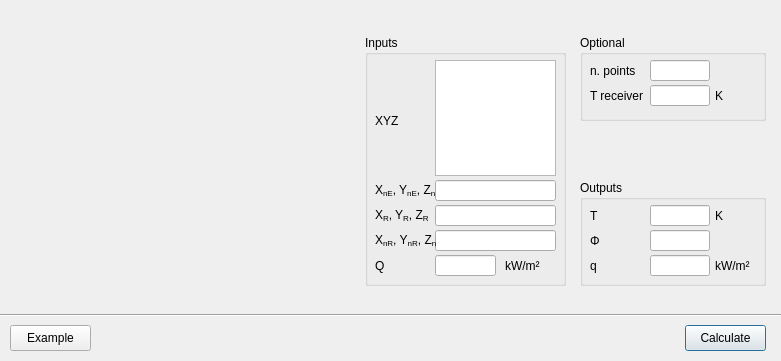
fsepy/fseutil, file fseutil/gui/layout/ui/dialog_0405_thermal_radiation_extreme.ui: the form before one commit.
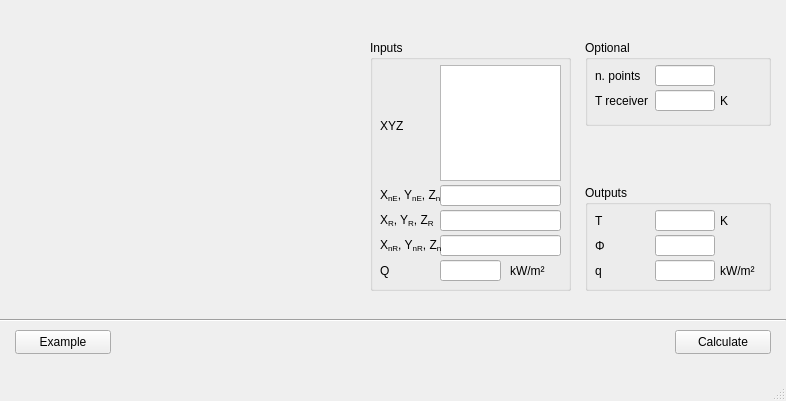
The form after the commit. Icons and pictures are not drawn.

Commit message: Updated tip text and converted all dialogs to mainwindows.

```diff
--- a/fseutil/gui/layout/ui/dialog_0405_thermal_radiation_extreme.ui
+++ b/fseutil/gui/layout/ui/dialog_0405_thermal_radiation_extreme.ui
@@ -1,248 +1,37 @@
 <?xml version="1.0" encoding="UTF-8"?>
 <ui version="4.0">
- <class>Dialog</class>
- <widget class="QDialog" name="Dialog">
+ <class>MainWindow</class>
+ <widget class="QMainWindow" name="MainWindow">
   <property name="geometry">
    <rect>
     <x>0</x>
     <y>0</y>
-    <width>781</width>
-    <height>361</height>
+    <width>786</width>
+    <height>401</height>
    </rect>
   </property>
   <property name="windowTitle">
    <string>BR 187 Thermal Radiation Calculation (Parallel Complex)</string>
   </property>
-  <widget class="QGroupBox" name="groupBox_2">
+  <widget class="QWidget" name="centralwidget">
+   <widget class="Line" name="line">
    <property name="geometry">
     <rect>
-     <x>580</x>
-     <y>180</y>
-     <width>186</width>
-     <height>106</height>
-    </rect>
-   </property>
-   <property name="title">
-    <string>Outputs</string>
-   </property>
-   <widget class="QLineEdit" name="lineEdit_out_Phi">
-    <property name="geometry">
-     <rect>
-      <x>70</x>
-      <y>50</y>
-      <width>60</width>
+      <x>0</x>
+      <y>310</y>
+      <width>786</width>
       <height>21</height>
      </rect>
     </property>
-    <property name="sizePolicy">
-     <sizepolicy hsizetype="Fixed" vsizetype="Fixed">
-      <horstretch>0</horstretch>
-      <verstretch>0</verstretch>
-     </sizepolicy>
+    <property name="orientation">
+     <enum>Qt::Horizontal</enum>
     </property>
-    <property name="minimumSize">
-     <size>
-      <width>0</width>
-      <height>0</height>
-     </size>
-    </property>
-    <property name="maximumSize">
-     <size>
-      <width>60</width>
-      <height>16777215</height>
-     </size>
-    </property>
-   </widget>
-   <widget class="QLineEdit" name="lineEdit_out_q">
-    <property name="geometry">
-     <rect>
-      <x>70</x>
-      <y>75</y>
-      <width>60</width>
-      <height>21</height>
-     </rect>
-    </property>
-    <property name="sizePolicy">
-     <sizepolicy hsizetype="Fixed" vsizetype="Fixed">
-      <horstretch>0</horstretch>
-      <verstretch>0</verstretch>
-     </sizepolicy>
-    </property>
-    <property name="minimumSize">
-     <size>
-      <width>0</width>
-      <height>0</height>
-     </size>
-    </property>
-    <property name="maximumSize">
-     <size>
-      <width>60</width>
-      <height>16777215</height>
-     </size>
-    </property>
-   </widget>
-   <widget class="QLabel" name="label_11">
-    <property name="geometry">
-     <rect>
-      <x>10</x>
-      <y>50</y>
-      <width>40</width>
-      <height>21</height>
-     </rect>
-    </property>
-    <property name="sizePolicy">
-     <sizepolicy hsizetype="Fixed" vsizetype="Fixed">
-      <horstretch>0</horstretch>
-      <verstretch>0</verstretch>
-     </sizepolicy>
-    </property>
-    <property name="minimumSize">
-     <size>
-      <width>40</width>
-      <height>0</height>
-     </size>
-    </property>
-    <property name="maximumSize">
-     <size>
-      <width>40</width>
-      <height>16777215</height>
-     </size>
-    </property>
-    <property name="toolTip">
-     <string>Solved view factor</string>
-    </property>
-    <property name="text">
-     <string>Φ</string>
-    </property>
-   </widget>
-   <widget class="QLabel" name="label_12">
-    <property name="geometry">
-     <rect>
-      <x>10</x>
-      <y>75</y>
-      <width>40</width>
-      <height>21</height>
-     </rect>
-    </property>
-    <property name="sizePolicy">
-     <sizepolicy hsizetype="Fixed" vsizetype="Fixed">
-      <horstretch>0</horstretch>
-      <verstretch>0</verstretch>
-     </sizepolicy>
-    </property>
-    <property name="minimumSize">
-     <size>
-      <width>20</width>
-      <height>0</height>
-     </size>
-    </property>
-    <property name="maximumSize">
-     <size>
-      <width>40</width>
-      <height>16777215</height>
-     </size>
-    </property>
-    <property name="toolTip">
-     <string>Solved heat flux at receiver surface 100 % unprotected.</string>
-    </property>
-    <property name="text">
-     <string>q</string>
-    </property>
-   </widget>
-   <widget class="QLabel" name="label_25">
-    <property name="geometry">
-     <rect>
-      <x>135</x>
-      <y>75</y>
-      <width>50</width>
-      <height>21</height>
-     </rect>
-    </property>
-    <property name="text">
-     <string>kW/m²</string>
-    </property>
-   </widget>
-   <widget class="QLabel" name="label_13">
-    <property name="geometry">
-     <rect>
-      <x>10</x>
-      <y>25</y>
-      <width>40</width>
-      <height>21</height>
-     </rect>
-    </property>
-    <property name="sizePolicy">
-     <sizepolicy hsizetype="Fixed" vsizetype="Fixed">
-      <horstretch>0</horstretch>
-      <verstretch>0</verstretch>
-     </sizepolicy>
-    </property>
-    <property name="minimumSize">
-     <size>
-      <width>40</width>
-      <height>0</height>
-     </size>
-    </property>
-    <property name="maximumSize">
-     <size>
-      <width>40</width>
-      <height>16777215</height>
-     </size>
-    </property>
-    <property name="toolTip">
-     <string>Solved view factor</string>
-    </property>
-    <property name="text">
-     <string>T</string>
-    </property>
-   </widget>
-   <widget class="QLineEdit" name="lineEdit_out_T">
-    <property name="geometry">
-     <rect>
-      <x>70</x>
-      <y>25</y>
-      <width>60</width>
-      <height>21</height>
-     </rect>
-    </property>
-    <property name="sizePolicy">
-     <sizepolicy hsizetype="Fixed" vsizetype="Fixed">
-      <horstretch>0</horstretch>
-      <verstretch>0</verstretch>
-     </sizepolicy>
-    </property>
-    <property name="minimumSize">
-     <size>
-      <width>0</width>
-      <height>0</height>
-     </size>
-    </property>
-    <property name="maximumSize">
-     <size>
-      <width>60</width>
-      <height>16777215</height>
-     </size>
-    </property>
-   </widget>
-   <widget class="QLabel" name="label_44">
-    <property name="geometry">
-     <rect>
-      <x>135</x>
-      <y>25</y>
-      <width>50</width>
-      <height>21</height>
-     </rect>
-    </property>
-    <property name="text">
-     <string>K</string>
-    </property>
-   </widget>
   </widget>
   <widget class="QGroupBox" name="groupBox">
    <property name="geometry">
     <rect>
-     <x>365</x>
-     <y>35</y>
+      <x>370</x>
+      <y>40</y>
      <width>201</width>
      <height>251</height>
     </rect>
@@ -604,24 +393,11 @@
     </property>
    </widget>
   </widget>
-  <widget class="QPushButton" name="pushButton_calculate">
-   <property name="geometry">
-    <rect>
-     <x>685</x>
-     <y>325</y>
-     <width>81</width>
-     <height>26</height>
-    </rect>
-   </property>
-   <property name="text">
-    <string>Calculate</string>
-   </property>
-  </widget>
   <widget class="QLabel" name="label">
    <property name="geometry">
     <rect>
-     <x>10</x>
-     <y>10</y>
+      <x>15</x>
+      <y>15</y>
      <width>341</width>
      <height>285</height>
     </rect>
@@ -633,37 +409,24 @@
     <pixmap>../images/phi_calculator_extreme.png</pixmap>
    </property>
   </widget>
-  <widget class="Line" name="line">
+   <widget class="QPushButton" name="pushButton_calculate">
    <property name="geometry">
     <rect>
-     <x>0</x>
-     <y>305</y>
-     <width>781</width>
-     <height>21</height>
-    </rect>
-   </property>
-   <property name="orientation">
-    <enum>Qt::Horizontal</enum>
-   </property>
-  </widget>
-  <widget class="QPushButton" name="pushButton_test">
-   <property name="geometry">
-    <rect>
-     <x>10</x>
-     <y>325</y>
-     <width>81</width>
-     <height>26</height>
+      <x>675</x>
+      <y>330</y>
+      <width>96</width>
+      <height>24</height>
     </rect>
    </property>
    <property name="text">
-    <string>Example</string>
+     <string>Calculate</string>
    </property>
   </widget>
   <widget class="QGroupBox" name="groupBox_3">
    <property name="geometry">
     <rect>
-     <x>580</x>
-     <y>35</y>
+      <x>585</x>
+      <y>40</y>
      <width>186</width>
      <height>86</height>
     </rect>
@@ -809,12 +572,257 @@
     </property>
    </widget>
   </widget>
- </widget>
- <tabstops>
-  <tabstop>pushButton_calculate</tabstop>
-  <tabstop>lineEdit_out_Phi</tabstop>
-  <tabstop>lineEdit_out_q</tabstop>
- </tabstops>
+   <widget class="QPushButton" name="pushButton_test">
+    <property name="geometry">
+     <rect>
+      <x>15</x>
+      <y>330</y>
+      <width>96</width>
+      <height>24</height>
+     </rect>
+    </property>
+    <property name="text">
+     <string>Example</string>
+    </property>
+   </widget>
+   <widget class="QGroupBox" name="groupBox_2">
+    <property name="geometry">
+     <rect>
+      <x>585</x>
+      <y>185</y>
+      <width>186</width>
+      <height>106</height>
+     </rect>
+    </property>
+    <property name="title">
+     <string>Outputs</string>
+    </property>
+    <widget class="QLineEdit" name="lineEdit_out_Phi">
+     <property name="geometry">
+      <rect>
+       <x>70</x>
+       <y>50</y>
+       <width>60</width>
+       <height>21</height>
+      </rect>
+     </property>
+     <property name="sizePolicy">
+      <sizepolicy hsizetype="Fixed" vsizetype="Fixed">
+       <horstretch>0</horstretch>
+       <verstretch>0</verstretch>
+      </sizepolicy>
+     </property>
+     <property name="minimumSize">
+      <size>
+       <width>0</width>
+       <height>0</height>
+      </size>
+     </property>
+     <property name="maximumSize">
+      <size>
+       <width>60</width>
+       <height>16777215</height>
+      </size>
+     </property>
+    </widget>
+    <widget class="QLineEdit" name="lineEdit_out_q">
+     <property name="geometry">
+      <rect>
+       <x>70</x>
+       <y>75</y>
+       <width>60</width>
+       <height>21</height>
+      </rect>
+     </property>
+     <property name="sizePolicy">
+      <sizepolicy hsizetype="Fixed" vsizetype="Fixed">
+       <horstretch>0</horstretch>
+       <verstretch>0</verstretch>
+      </sizepolicy>
+     </property>
+     <property name="minimumSize">
+      <size>
+       <width>0</width>
+       <height>0</height>
+      </size>
+     </property>
+     <property name="maximumSize">
+      <size>
+       <width>60</width>
+       <height>16777215</height>
+      </size>
+     </property>
+    </widget>
+    <widget class="QLabel" name="label_11">
+     <property name="geometry">
+      <rect>
+       <x>10</x>
+       <y>50</y>
+       <width>40</width>
+       <height>21</height>
+      </rect>
+     </property>
+     <property name="sizePolicy">
+      <sizepolicy hsizetype="Fixed" vsizetype="Fixed">
+       <horstretch>0</horstretch>
+       <verstretch>0</verstretch>
+      </sizepolicy>
+     </property>
+     <property name="minimumSize">
+      <size>
+       <width>40</width>
+       <height>0</height>
+      </size>
+     </property>
+     <property name="maximumSize">
+      <size>
+       <width>40</width>
+       <height>16777215</height>
+      </size>
+     </property>
+     <property name="toolTip">
+      <string>Solved view factor</string>
+     </property>
+     <property name="text">
+      <string>Φ</string>
+     </property>
+    </widget>
+    <widget class="QLabel" name="label_12">
+     <property name="geometry">
+      <rect>
+       <x>10</x>
+       <y>75</y>
+       <width>40</width>
+       <height>21</height>
+      </rect>
+     </property>
+     <property name="sizePolicy">
+      <sizepolicy hsizetype="Fixed" vsizetype="Fixed">
+       <horstretch>0</horstretch>
+       <verstretch>0</verstretch>
+      </sizepolicy>
+     </property>
+     <property name="minimumSize">
+      <size>
+       <width>20</width>
+       <height>0</height>
+      </size>
+     </property>
+     <property name="maximumSize">
+      <size>
+       <width>40</width>
+       <height>16777215</height>
+      </size>
+     </property>
+     <property name="toolTip">
+      <string>Solved heat flux at receiver</string>
+     </property>
+     <property name="text">
+      <string>q</string>
+     </property>
+    </widget>
+    <widget class="QLabel" name="label_25">
+     <property name="geometry">
+      <rect>
+       <x>135</x>
+       <y>75</y>
+       <width>50</width>
+       <height>21</height>
+      </rect>
+     </property>
+     <property name="text">
+      <string>kW/m²</string>
+     </property>
+    </widget>
+    <widget class="QLabel" name="label_13">
+     <property name="geometry">
+      <rect>
+       <x>10</x>
+       <y>25</y>
+       <width>40</width>
+       <height>21</height>
+      </rect>
+     </property>
+     <property name="sizePolicy">
+      <sizepolicy hsizetype="Fixed" vsizetype="Fixed">
+       <horstretch>0</horstretch>
+       <verstretch>0</verstretch>
+      </sizepolicy>
+     </property>
+     <property name="minimumSize">
+      <size>
+       <width>40</width>
+       <height>0</height>
+      </size>
+     </property>
+     <property name="maximumSize">
+      <size>
+       <width>40</width>
+       <height>16777215</height>
+      </size>
+     </property>
+     <property name="toolTip">
+      <string>Solved temperature at receiver</string>
+     </property>
+     <property name="text">
+      <string>T</string>
+     </property>
+    </widget>
+    <widget class="QLineEdit" name="lineEdit_out_T">
+     <property name="geometry">
+      <rect>
+       <x>70</x>
+       <y>25</y>
+       <width>60</width>
+       <height>21</height>
+      </rect>
+     </property>
+     <property name="sizePolicy">
+      <sizepolicy hsizetype="Fixed" vsizetype="Fixed">
+       <horstretch>0</horstretch>
+       <verstretch>0</verstretch>
+      </sizepolicy>
+     </property>
+     <property name="minimumSize">
+      <size>
+       <width>0</width>
+       <height>0</height>
+      </size>
+     </property>
+     <property name="maximumSize">
+      <size>
+       <width>60</width>
+       <height>16777215</height>
+      </size>
+     </property>
+    </widget>
+    <widget class="QLabel" name="label_44">
+     <property name="geometry">
+      <rect>
+       <x>135</x>
+       <y>25</y>
+       <width>50</width>
+       <height>21</height>
+      </rect>
+     </property>
+     <property name="text">
+      <string>K</string>
+     </property>
+    </widget>
+   </widget>
+  </widget>
+  <widget class="QMenuBar" name="menubar">
+   <property name="geometry">
+    <rect>
+     <x>0</x>
+     <y>0</y>
+     <width>786</width>
+     <height>22</height>
+    </rect>
+   </property>
+  </widget>
+  <widget class="QStatusBar" name="statusbar"/>
+ </widget>
  <resources/>
  <connections/>
 </ui>
```
Left out of the diff: 14 changed lines with no effect on the pictures. Lines whose indentation alone changed are shown as unchanged. The commit also changes 19 other files.
